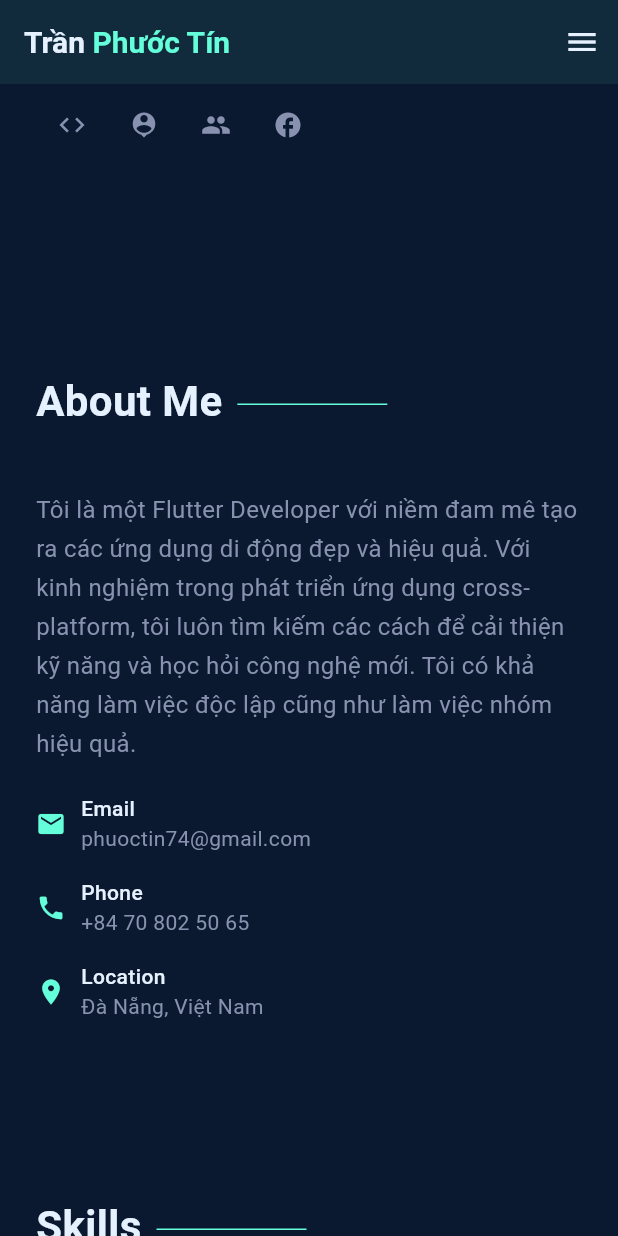
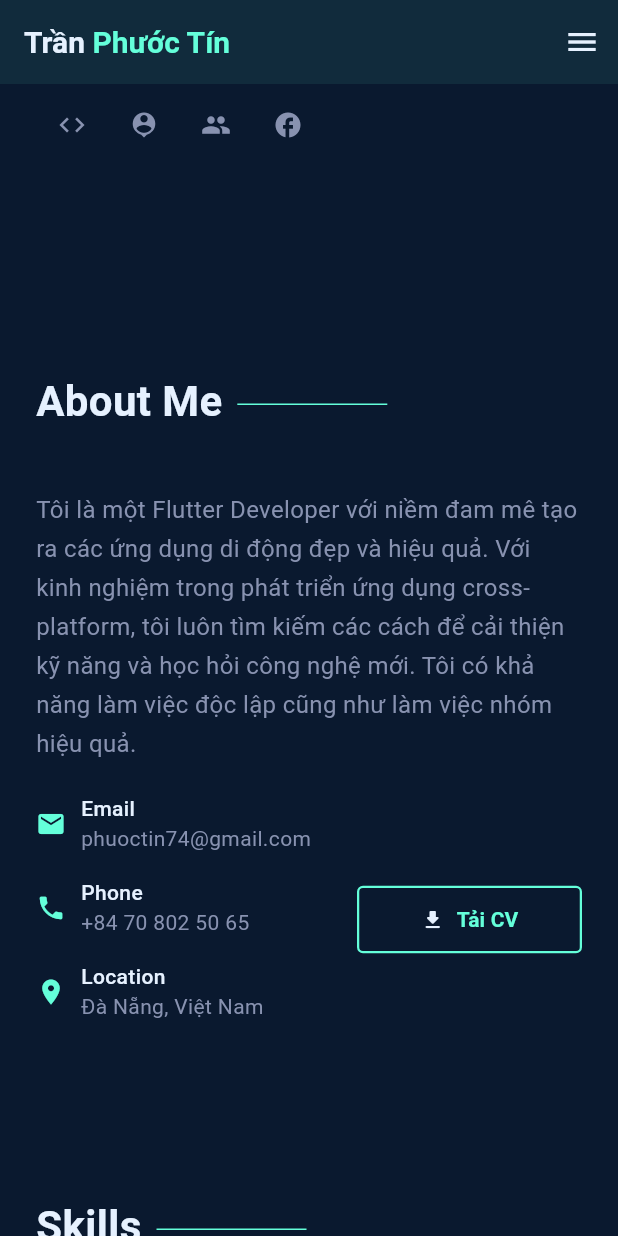
Before and after one commit to TranPhuocTin/portfolio, a Flutter app: the screen it shows after launch, scrolled down 576 dp, on a phone screen of 412 x 824 dp. Run offline on Flutter 3.47's test engine with Material 3 defaults, Android fonts, the phone set to English and light mode, and no system bars; drawn by our look-alikes of flutter_animate; our stand-ins replace animated_text_kit, go_router, open_file; missing offline and left inert: dart:html.

Commit message:
Integrated CV download

```diff
--- a/lib/constants/app_constants.dart
+++ b/lib/constants/app_constants.dart
@@ -1,4 +1,5 @@
 import 'package:flutter/material.dart';
+import 'package:flutter/foundation.dart' show kIsWeb;
 
 class AppConstants {
   // Portfolio Information
@@ -7,6 +8,13 @@ class AppConstants {
   static const String email = "phuoctin74@gmail.com";
   static const String phone = "+84 70 802 50 65";
   static const String location = "Đà Nẵng, Việt Nam";
+
+  // CV Download
+  static const String cvFileName = "TranPhuocTin_CV.pdf";
+  static const String cvFilePath = "assets/files/TranPhuocTin_CV.pdf";
+  static String get cvUrl => kIsWeb
+      ? "assets/files/TranPhuocTin_CV.pdf"
+      : cvFilePath;
 
   // Social Media Links
   static const String github = "https://github.com/TranPhuocTin";
@@ -71,7 +79,7 @@ class AppConstants {
   ],
       'github': 'https://github.com/TranPhuocTin/roomily-app',
       'live': 'https://example.com/roomily-app',
-      'image': 'assets/images/project1.jpg',
+      'image': 'assets/icons/roomily_logo.png',
       'apk_download': 'https://drive.google.com/drive/folders/1fEQkawlaaq6ghK8jYVIqqWl14ZO9p-9w?usp=drive_link',
       'screenshots': [
         {
@@ -210,29 +218,28 @@ class AppConstants {
       'title': 'Exam Guard',
       'description': 'Ứng dụng giám sát thi cử sử dụng công nghệ AI để phát hiện các hành vi gian lận và đảm bảo tính công bằng trong quá trình kiểm tra trực tuyến.',
       'technologies': ['Flutter', 'Websocket', 'ML Kit API', 'Bloc/Cubit'],
-      'technologies_detail': [
-        'Flutter', 'Dart', 'Bloc/Cubit', 'TensorFlow Lite',
-        'Firebase ML Kit', 'WebRTC', 'Face Detection API',
-        'Eye Tracking', 'Audio Analysis', 'Socket.IO',
-        'Node.js Backend'
-      ],
-      'goals': [
-        'Xây dựng hệ thống giám sát thi cử trực tuyến hiệu quả',
-        'Sử dụng AI để phát hiện hành vi gian lận tự động',
-        'Tạo môi trường thi cử công bằng cho tất cả thí sinh',
-        'Giảm thiểu nhu cầu giám sát thủ công của giáo viên'
-      ],
-      'features': [
-        'Face detection để xác minh danh tính thí sinh',
-        'Theo dõi chuyển động mắt để phát hiện hành động đáng ngờ',
-        'Phát hiện khi có người khác xuất hiện trong khung hình',
-        'Phân tích âm thanh để phát hiện tiếng nói hoặc tiếng ồn',
-        'Chụp màn hình ngẫu nhiên để kiểm tra hoạt động',
-        'Báo cáo chi tiết về các hành vi đáng ngờ',
-        'Dashboard cho giáo viên theo dõi nhiều thí sinh cùng lúc',
-        'Khả năng hoạt động với băng thông thấp'
-      ],
-      'github': 'https://github.com/TranPhuocTin/exam-guard-app',
+       "technologies_detail": [
+          "Flutter", "Dart", "Bloc/Cubit", "Google ML Kit",
+          "Camera API",
+          "Socket.IO", "JSON Serialization"
+        ],
+        "goals": [
+          "Xây dựng hệ thống giám sát thi cử trực tuyến hiệu quả",
+          "Sử dụng AI để phát hiện hành vi gian lận tự động",
+          "Tạo môi trường thi cử công bằng cho tất cả thí sinh",
+          "Giảm thiểu nhu cầu giám sát thủ công của giáo viên"
+        ],
+        "features": [
+          "Face detection để xác minh danh tính thí sinh",
+          "Theo dõi chuyển động mắt để phát hiện hành động đáng ngờ",
+          "Phát hiện khi có người khác xuất hiện trong khung hình",
+          "Phân tích âm thanh để phát hiện tiếng nói hoặc tiếng ồn",
+          "Chụp màn hình ngẫu nhiên để kiểm tra hoạt động",
+          "Báo cáo chi tiết về các hành vi đáng ngờ",
+          "Dashboard cho giáo viên theo dõi nhiều thí sinh cùng lúc",
+          "Khả năng hoạt động với băng thông thấp"
+        ],
+      'github': 'https://github.com/TranPhuocTin/ExamGuardApp',
       'live': 'https://example.com/exam-guard',
       'image': 'assets/images/project2.jpg',
       'apk_download': 'https://drive.google.com/file/d/example-examguard/view',
--- a/lib/screens/home_screen.dart
+++ b/lib/screens/home_screen.dart
@@ -6,6 +6,7 @@ import 'package:portfolio/widgets/custom_button.dart';
 import 'package:portfolio/widgets/section_title.dart';
 import 'package:portfolio/widgets/project_card.dart';
 import 'package:portfolio/utils/url_launcher_helper.dart';
+import 'package:portfolio/utils/file_helper.dart';
 import 'package:flutter_animate/flutter_animate.dart';
 import 'dart:math' as math;
 import 'package:animated_text_kit/animated_text_kit.dart';
@@ -24,9 +25,9 @@ class _HomeScreenState extends State<HomeScreen> with TickerProviderStateMixin {
   final ScrollController _scrollController = ScrollController();
 
   // Controllers for contact form
-  final TextEditingController _nameController = TextEditingController();
-  final TextEditingController _subjectController = TextEditingController();
-  final TextEditingController _messageController = TextEditingController();
+  // final TextEditingController _nameController = TextEditingController();
+  // final TextEditingController _subjectController = TextEditingController();
+  // final TextEditingController _messageController = TextEditingController();
 
   // Navigation sections and scroll positions
   final List<String> _sections = [
@@ -35,11 +36,11 @@ class _HomeScreenState extends State<HomeScreen> with TickerProviderStateMixin {
     'Skills',
     'Projects',
     'Experience',
-    'Contact',
+    // 'Contact',
   ];
 
   // Fixed scroll positions (approximate px from top) - sẽ được điều chỉnh trong initState
-  List<double> _sectionOffsets = [0, 600, 900, 1200, 1800, 2400];
+  List<double> _sectionOffsets = [0, 600, 900, 1200, 1800]; // Removed Contact offset, adjust if necessary
 
   int _selectedIndex = 0;
 
@@ -70,7 +71,7 @@ class _HomeScreenState extends State<HomeScreen> with TickerProviderStateMixin {
     // Initialize animation controller for particles
     _particleController = AnimationController(
       vsync: this,
-      duration: const Duration(milliseconds: 16), // ~60fps
+      duration: const Duration(milliseconds: 30), // ~60fps
     )..repeat();
 
     _particleController.addListener(() {
@@ -98,9 +99,9 @@ class _HomeScreenState extends State<HomeScreen> with TickerProviderStateMixin {
   void dispose() {
     _scrollController.removeListener(_updateSelectedIndexBasedOnScroll);
     _scrollController.dispose();
-    _nameController.dispose();
-    _subjectController.dispose();
-    _messageController.dispose();
+    // _nameController.dispose();
+    // _subjectController.dispose();
+    // _messageController.dispose();
     _particleController.dispose();
     super.dispose();
   }
@@ -117,7 +118,7 @@ class _HomeScreenState extends State<HomeScreen> with TickerProviderStateMixin {
         screenHeight * 0.75 + 350 * factor, // Skills
         screenHeight * 0.75 + 500 * factor, // Projects
         screenHeight * 0.75 + 900 * factor, // Experience
-        screenHeight * 0.75 + 1500 * factor, // Contact
+        // screenHeight * 0.75 + 1500 * factor, // Contact (Commented out)
       ];
     });
   }
@@ -150,21 +151,21 @@ class _HomeScreenState extends State<HomeScreen> with TickerProviderStateMixin {
   }
 
   // Send email with form data
-  void _sendEmail() {
-    final name = _nameController.text.trim();
-    final subject = _subjectController.text.trim();
-    final message = _messageController.text.trim();
-
-    // Create email body with sender's name
-    final bodyText = 'From: $name\n\n$message';
-
-    // Launch email client with pre-filled data
-    UrlLauncherHelper.launchEmail(
-      AppConstants.email,
-      subject: subject,
-      body: bodyText,
-    );
-  }
+  // void _sendEmail() {
+  //   final name = _nameController.text.trim();
+  //   final subject = _subjectController.text.trim();
+  //   final message = _messageController.text.trim();
+  //
+  //   // Create email body with sender's name
+  //   final bodyText = 'From: $name\n\n$message';
+  //
+  //   // Launch email client with pre-filled data
+  //   UrlLauncherHelper.launchEmail(
+  //     AppConstants.email,
+  //     subject: subject,
+  //     body: bodyText,
+  //   );
+  // }
 
   // Show project detail dialog
   void _showProjectDetail(Map<String, dynamic> project) {
@@ -200,8 +201,8 @@ class _HomeScreenState extends State<HomeScreen> with TickerProviderStateMixin {
                 const SizedBox(height: 80),
                 _buildExperienceSection(),
                 const SizedBox(height: 80),
-                _buildContactSection(),
-                const SizedBox(height: 80),
+                // _buildContactSection(),
+                // const SizedBox(height: 80),
                 _buildFooter(),
               ],
             ),
@@ -389,6 +390,14 @@ class _HomeScreenState extends State<HomeScreen> with TickerProviderStateMixin {
                   },
                   outline: true,
                 ).animate().scale(delay: 1100.ms),
+                const SizedBox(width: 16),
+                CustomButton(
+                  text: 'Tải CV',
+                  onPressed: () => FileHelper.openAssetFile(AppConstants.cvUrl, AppConstants.cvFileName),
+                  icon: Icons.download_rounded,
+                  outline: true,
+                  tooltip: 'Tải ${AppConstants.cvFileName}',
+                ).animate().scale(delay: 1200.ms),
               ],
             ),
             const SizedBox(height: 40),
@@ -468,6 +477,13 @@ class _HomeScreenState extends State<HomeScreen> with TickerProviderStateMixin {
                 _infoItem(Icons.location_on, 'Location', AppConstants.location),
               ],
             ),
+            CustomButton(
+              text: 'Tải CV',
+              onPressed: () => FileHelper.openAssetFile(AppConstants.cvUrl, AppConstants.cvFileName),
+              icon: Icons.download_rounded,
+              outline: true,
+              tooltip: 'Tải ${AppConstants.cvFileName}',
+            ),
           ],
         ),
       ],
@@ -511,10 +527,8 @@ class _HomeScreenState extends State<HomeScreen> with TickerProviderStateMixin {
     return Column(
       crossAxisAlignment: CrossAxisAlignment.start,
       children: [
-        const SectionTitle(title: 'Skills')
-            .animate()
-            .fadeIn(duration: 500.ms)
-            .slide(begin: const Offset(-0.1, 0), end: Offset.zero),
+        const SectionTitle(title: 'Skills'),
+
         const SizedBox(height: 20),
         Wrap(
           spacing: 16,
@@ -536,12 +550,7 @@ class _HomeScreenState extends State<HomeScreen> with TickerProviderStateMixin {
                   fontSize: 14,
                 ),
               ),
-            )
-            .animate(delay: Duration(milliseconds: 50 * index))
-            .fadeIn(duration: 400.ms)
-            .slide(begin: const Offset(0, 0.2), end: Offset.zero)
-            .then()
-            .shimmer(duration: 1200.ms, delay: 600.ms);
+            );
           }).toList(),
         ),
       ],
@@ -834,103 +843,6 @@ class _HomeScreenState extends State<HomeScreen> with TickerProviderStateMixin {
     .slide(begin: const Offset(0, 0.1), end: Offset.zero);
   }
 
-  // Contact Section
-  Widget _buildContactSection() {
-    return Column(
-      crossAxisAlignment: CrossAxisAlignment.start,
-      children: [
-        const SectionTitle(title: 'Contact')
-            .animate()
-            .fadeIn(duration: 500.ms)
-            .slide(begin: const Offset(-0.1, 0), end: Offset.zero),
-        const SizedBox(height: 20),
-        Text(
-          AppConstants.contactDescription,
-          style: const TextStyle(
-            color: AppColors.subTextColor,
-            fontSize: 16,
-            height: 1.6,
-          ),
-        ).animate().fadeIn(duration: 500.ms).slide(begin: const Offset(0, 0.1), end: Offset.zero),
-        const SizedBox(height: 30),
-        Container(
-          padding: const EdgeInsets.all(32),
-          decoration: BoxDecoration(
-            color: AppColors.cardColor,
-            borderRadius: BorderRadius.circular(8),
-            boxShadow: [
-              BoxShadow(
-                color: AppColors.secondaryColor.withOpacity(0.1),
-                blurRadius: 20,
-                offset: const Offset(0, 10),
-              ),
-            ],
-          ),
-          child: Column(
-            children: [
-              TextFormField(
-                controller: _nameController,
-                decoration: const InputDecoration(
-                  labelText: 'Your Name',
-                  labelStyle: TextStyle(color: AppColors.textColor),
-                  enabledBorder: OutlineInputBorder(
-                    borderSide: BorderSide(color: AppColors.subTextColor),
-                  ),
-                  focusedBorder: OutlineInputBorder(
-                    borderSide: BorderSide(color: AppColors.secondaryColor),
-                  ),
-                ),
-                style: const TextStyle(color: AppColors.textColor),
-              ).animate().fadeIn(delay: 200.ms).slide(begin: const Offset(0, 0.1), end: Offset.zero),
-              const SizedBox(height: 16),
-              TextFormField(
-                controller: _subjectController,
-                decoration: const InputDecoration(
-                  labelText: 'Subject',
-                  labelStyle: TextStyle(color: AppColors.textColor),
-                  enabledBorder: OutlineInputBorder(
-                    borderSide: BorderSide(color: AppColors.subTextColor),
-                  ),
-                  focusedBorder: OutlineInputBorder(
-                    borderSide: BorderSide(color: AppColors.secondaryColor),
-                  ),
-                ),
-                style: const TextStyle(color: AppColors.textColor),
-              ).animate().fadeIn(delay: 300.ms).slide(begin: const Offset(0, 0.1), end: Offset.zero),
-              const SizedBox(height: 16),
-              TextFormField(
-                controller: _messageController,
-                maxLines: 5,
-                decoration: const InputDecoration(
-                  labelText: 'Message',
-                  alignLabelWithHint: true,
-                  labelStyle: TextStyle(color: AppColors.textColor),
-                  enabledBorder: OutlineInputBorder(
-                    borderSide: BorderSide(color: AppColors.subTextColor),
-                  ),
-                  focusedBorder: OutlineInputBorder(
-                    borderSide: BorderSide(color: AppColors.secondaryColor),
-                  ),
-                ),
-                style: const TextStyle(color: AppColors.textColor),
-              ).animate().fadeIn(delay: 400.ms).slide(begin: const Offset(0, 0.1), end: Offset.zero),
-              const SizedBox(height: 24),
-              SizedBox(
-                width: double.infinity,
-                child: CustomButton(
-                  text: 'Send Message',
-                  onPressed: _sendEmail,
-                  width: double.infinity,
-                  icon: Icons.send,
-                ).animate().fadeIn(delay: 500.ms).scale(),
-              ),
-            ],
-          ),
-        ).animate().fadeIn().scale(begin: const Offset(0.95, 0.95), delay: 100.ms),
-      ],
-    );
-  }
-
   // Footer
   Widget _buildFooter() {
     return Column(
--- a/lib/widgets/custom_button.dart
+++ b/lib/widgets/custom_button.dart
@@ -9,6 +9,7 @@ class CustomButton extends StatelessWidget {
   final double height;
   final double width;
   final Color? color;
+  final String? tooltip;
 
   const CustomButton({
     Key? key,
@@ -19,11 +20,12 @@ class CustomButton extends StatelessWidget {
     this.height = 45,
     this.width = 150,
     this.color,
+    this.tooltip,
   }) : super(key: key);
 
   @override
   Widget build(BuildContext context) {
-    return Container(
+    final buttonWidget = Container(
       width: width,
       height: height,
       margin: const EdgeInsets.symmetric(vertical: 5),
@@ -58,5 +60,12 @@ class CustomButton extends StatelessWidget {
         ),
       ),
     );
+
+    return tooltip != null
+        ? Tooltip(
+            message: tooltip!,
+            child: buttonWidget,
+          )
+        : buttonWidget;
   }
 }
--- a/lib/widgets/project_card.dart
+++ b/lib/widgets/project_card.dart
@@ -119,7 +119,7 @@ class _ProjectCardState extends State<ProjectCard> with SingleTickerProviderStat
                               borderRadius: BorderRadius.circular(8),
                               child: Hero(
                                 tag: 'project-${widget.title}',
-                                child: ImagePlaceholder.buildProjectImage(widget.title),
+                                child: ImagePlaceholder.buildProjectImage(widget.image, widget.title),
                               ),
                             ),
                           ),
--- a/pubspec.yaml
+++ b/pubspec.yaml
@@ -46,6 +46,8 @@ dependencies:
   responsive_framework: ^1.1.1
   flutter_animate: ^4.5.0
   go_router: ^15.1.1
+  path_provider: ^2.1.2
+  open_file: ^3.3.2
 
 dev_dependencies:
   flutter_test:
@@ -74,6 +76,7 @@ flutter:
     - assets/images/
     - assets/images/projects/
     - assets/icons/
+    - assets/files/
 
   # An image asset can refer to one or more resolution-specific "variants", see
   # https://flutter.dev/to/resolution-aware-images
```
Also changed, not shown: lib/utils/file_helper.dart (added, +65 -0 lines), lib/utils/image_placeholder.dart (+8 -2 lines), assets/icons/roomily_logo.png (added), pubspec.lock, 4 other files.
